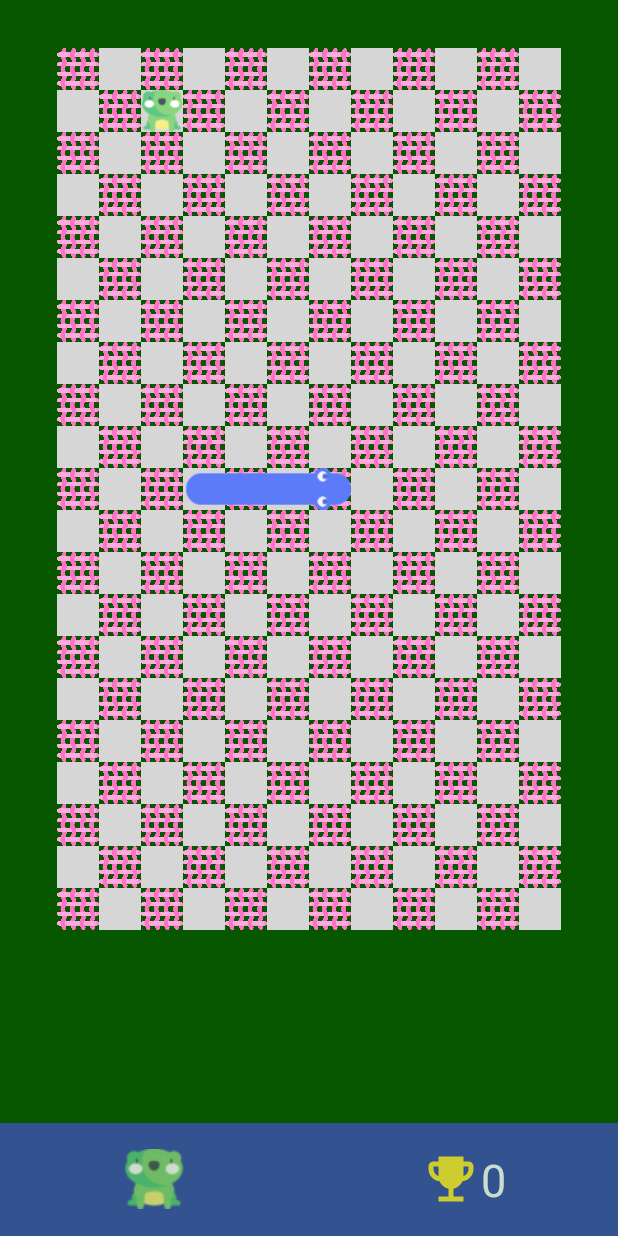
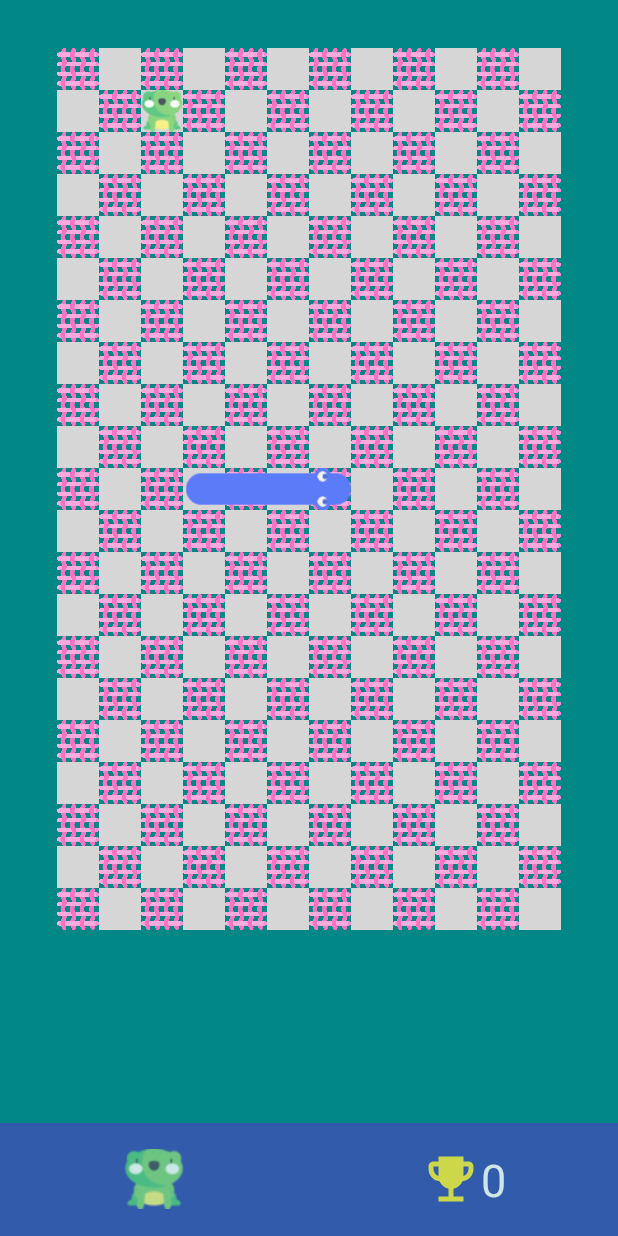
Before and after one commit to arbajmessiali/Snake, an Android app: the screen it shows after launch (MainActivity), on a phone screen of 412 x 824 dp. Run offline under Robolectric (Android 15) with nearby library versions, the phone set to English and light mode, and no system bars.

Commit message:
updated bg to material dark teal

```diff
--- a/app/src/main/java/com/example/myapplication/GameView.java
+++ b/app/src/main/java/com/example/myapplication/GameView.java
@@ -118,7 +118,7 @@ public class GameView extends View {
     @Override
     public void draw(Canvas canvas){
         super.draw(canvas);
-        canvas.drawColor(0xFF065700);
+        canvas.drawColor(0xFF018786);
         for(int i = 0; i < arrGrass.size(); i++){
             canvas.drawBitmap(arrGrass.get(i).getBm(), arrGrass.get(i).getX(), arrGrass.get(i).getY(), null);
         }
```
